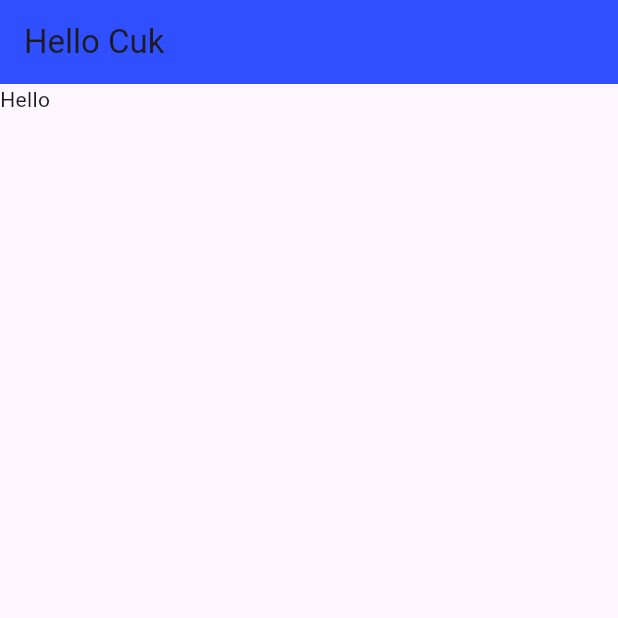
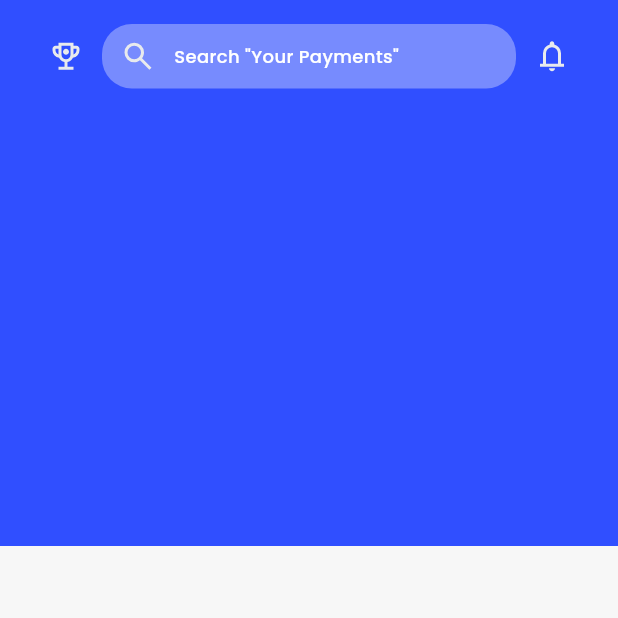
Before and after one commit to roningrum/flutter_movie_clbk, a Flutter app: the screen it shows after launch, on a phone screen of 412 x 824 dp, the top half of it. Run offline on Flutter 3.47's test engine with Material 3 defaults, Android fonts, the phone set to English and light mode, and no system bars; our stand-ins replace flutter_svg, google_fonts.

Commit message:
Learn Flutter hari 1

```diff
--- a/lib/page/homepage.dart
+++ b/lib/page/homepage.dart
@@ -1,5 +1,10 @@
+import 'dart:ui';
+
+import 'package:flutter/cupertino.dart';
 import 'package:flutter/material.dart';
+import 'package:flutter/painting.dart';
 import 'package:flutter_movie_clbk/theme/theme.dart';
+import 'package:flutter_svg/flutter_svg.dart';
 import 'package:google_fonts/google_fonts.dart';
 
 class Homepage extends StatefulWidget {
@@ -12,17 +17,62 @@ class Homepage extends StatefulWidget {
 class _HomepageState extends State<Homepage> {
   @override
   Widget build(BuildContext context) {
-    return Scaffold(
-        appBar: AppBar(
-          backgroundColor: primaryColor,
-          title: const Text("Hello Cuk", style: TextStyle()),
-        ),
-        body: const Column(
-          children: [
-            Text("Hello")
-          ],
-        )
+    return SafeArea(
+      child: Scaffold(
+          backgroundColor: backgroundColor,
+          body: Column(
+            children: [
+              Container(
+                width:  MediaQuery.of(context).size.width,
+                height: 364,
+                padding: const EdgeInsets.all(16.0),
+                color: primaryColor,
+                child: Column(
+                 crossAxisAlignment: CrossAxisAlignment.center,
+                  children: [
+                    Row(
+                    mainAxisAlignment: MainAxisAlignment.center,
+                      children: [
+                        SvgPicture.asset("asset/images/reward.svg", width: 24, height: 24),
+                        const SizedBox(width: 12),
+                        Container(
+                          width: 276,
+                          height: 43,
+                          alignment: Alignment.center,
+                          decoration: const BoxDecoration(
+                              color: lilacColor,
+                            borderRadius: BorderRadius.all(Radius.circular(20))
+                          ),
+                          child: Padding(
+                            padding: const EdgeInsets.symmetric(horizontal: 12, vertical: 8),
+                            child: Row(
+                              children: [
+                                SvgPicture.asset("asset/images/search.svg", width: 24, height: 24),
+                                const SizedBox(width: 12),
+                                Text("Search \"Your Payments\"", style: fieldTextStyle.copyWith(color: Colors.white, fontSize: 12)),
+                              ],
+                            ),
+                          ),
+                        ),
+                        const SizedBox(width: 12),
+                        SvgPicture.asset("asset/images/notification.svg", width: 24, height: 24),
+                      ],
+                    ),
+                    Container(
+                      margin: const EdgeInsets.symmetric(vertical: 24),
+                      child: const Column(
+                        children: [
 
+                        ],
+                      ),
+                    )
+                  ],
+                )
+              )
+            ],
+          )
+
+      ),
     );
   }
 }
--- a/lib/theme/theme.dart
+++ b/lib/theme/theme.dart
@@ -2,6 +2,9 @@ import 'package:flutter/widgets.dart';
 import 'package:google_fonts/google_fonts.dart';
 
 const primaryColor = Color(0xff304fff);
+const lilacColor = Color(0xff778BFE);
 const backgroundColor = Color(0xffF7F7F7);
 const textColor = Color(0xff5A5A5A);
-// const headingTextStyle = TextStyle(fontFamily)
+
+const headingTextStyle = TextStyle(fontFamily:"Poppins", fontWeight: FontWeight.w700 );
+const fieldTextStyle = TextStyle(fontFamily: "Poppins", fontWeight: FontWeight.w500);
```
Also changed, not shown: pubspec.yaml (+12 -9 lines), asset/fonts/Poppins-Bold.ttf (added), asset/fonts/Poppins-Light.ttf (added), asset/fonts/Poppins-Medium.ttf (added), asset/fonts/Poppins-Regular.ttf (added), asset/fonts/Poppins-SemiBold.ttf (added), asset/fonts/Poppins-Thin.ttf (added), asset/images/notification.svg (added), asset/images/reward.svg (added), asset/images/search.svg (added), pubspec.lock.
